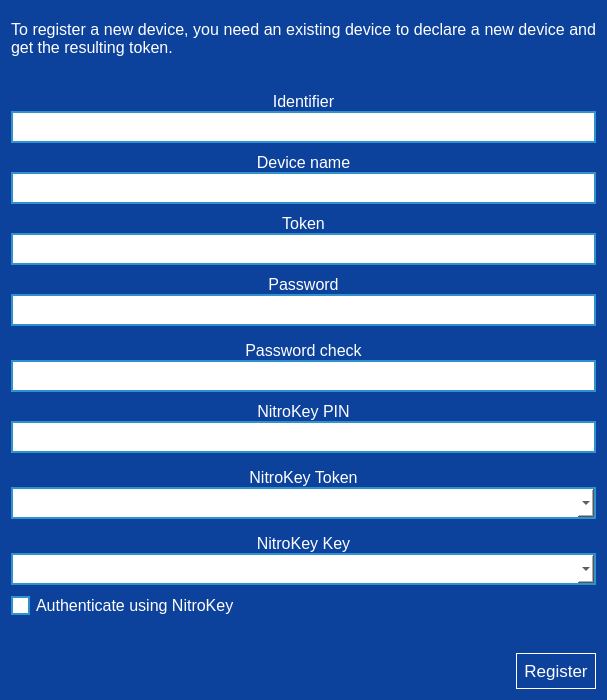
Qt form parsec/core/gui/forms/login_register_device_widget.ui (Scille/parsec-cloud) before a commit.
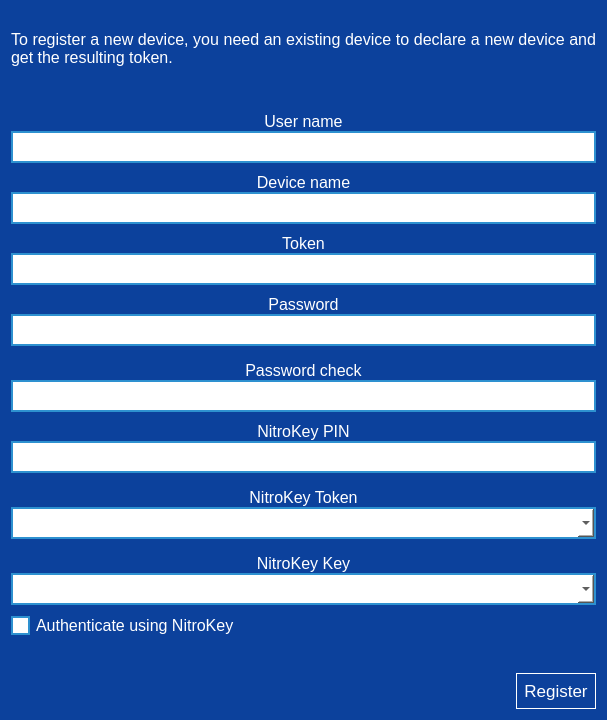
The same form after that commit. Icons and pictures are not drawn.

Diff of the .ui file:
```diff
--- a/parsec/core/gui/forms/login_register_device_widget.ui
+++ b/parsec/core/gui/forms/login_register_device_widget.ui
@@ -7,7 +7,7 @@
     <x>0</x>
     <y>0</y>
     <width>607</width>
-    <height>700</height>
+    <height>720</height>
    </rect>
   </property>
   <property name="windowTitle">
@@ -125,7 +125,7 @@
            <string notr="true">color: rgb(255, 255, 255);</string>
           </property>
           <property name="text">
-           <string>Identifier</string>
+           <string>User name</string>
           </property>
           <property name="alignment">
            <set>Qt::AlignCenter</set>
```
